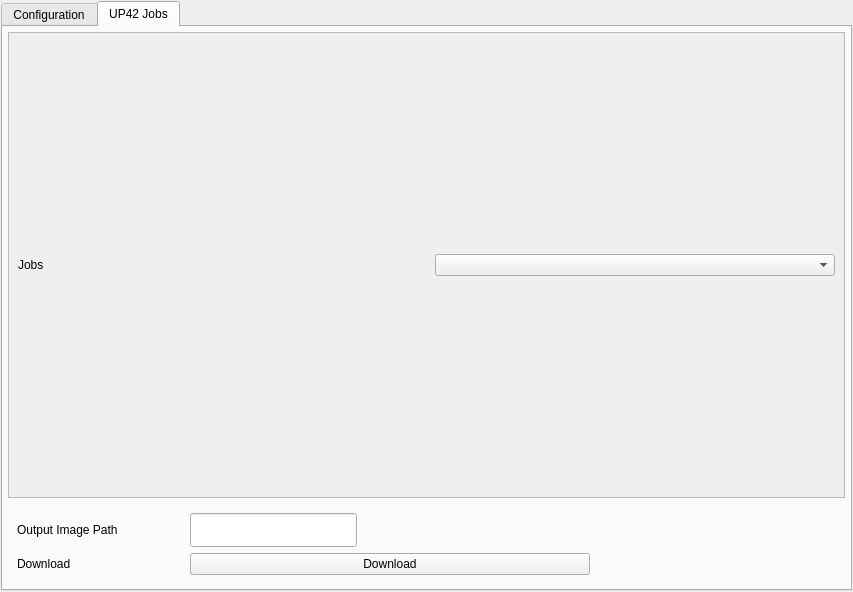
The window that dockwidget.ui (josesahad/up42-qgis-plugin) describes before a commit, drawn with Qt 5.
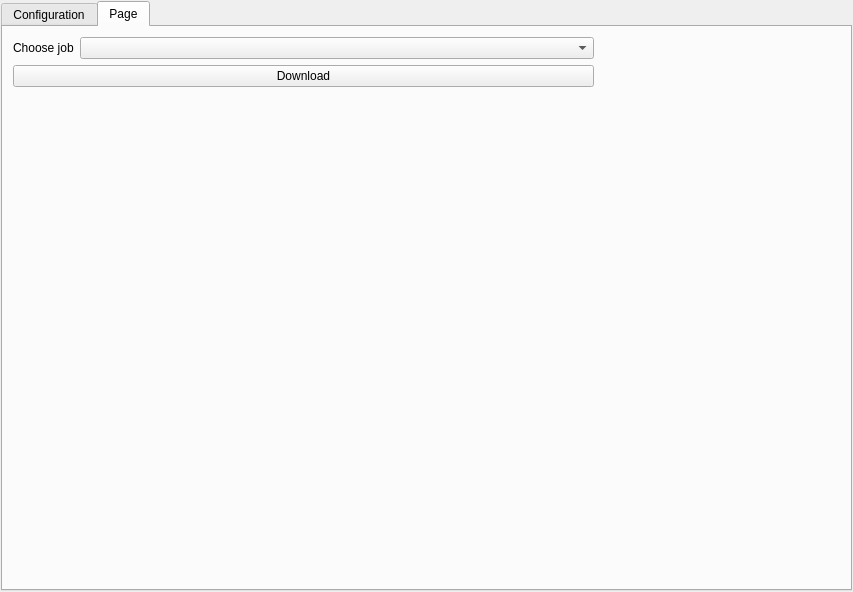
The same window after the commit.

Commit message: update the run job tab

```diff
--- a/dockwidget.ui
+++ b/dockwidget.ui
@@ -31,6 +31,14 @@
                     <layout class="QVBoxLayout" name="mainVertical">
                         <item>
                             <widget class="QTabWidget" name="tabWidget">
+                                        <property name="geometry">
+                                            <rect>
+                                                <x>1</x>
+                                                <y>1</y>
+                                                <width>605</width>
+                                                <height>185</height>
+                                            </rect>
+                                        </property>
                                 <property name="sizePolicy">
                                     <sizepolicy hsizetype="Expanding" vsizetype="Expanding">
                                         <horstretch>0</horstretch>
@@ -78,188 +86,32 @@
                                         </item>
                                     </layout>
                                 </widget>
-
-                                <widget class="QWidget" name="jobsTab">
+                                        <widget class="QWidget" name="tab">
                                     <attribute name="title">
-                                        <string>UP42 Jobs</string>
-                                    </attribute>
-                                    <layout class="QGridLayout" name="gridLayout_2">
-                                        <property name="leftMargin">
-                                            <number>5</number>
-                                        </property>
-                                        <property name="topMargin">
-                                            <number>5</number>
-                                        </property>
-                                        <property name="rightMargin">
-                                            <number>5</number>
-                                        </property>
-                                        <property name="bottomMargin">
-                                            <number>5</number>
-                                        </property>
-                                        <item row="0" column="0" rowspan="2">
-                                            <widget class="QScrollArea" name="createScrollArea">
-                                                <property name="sizePolicy">
-                                                    <sizepolicy hsizetype="Preferred" vsizetype="Preferred">
-                                                        <horstretch>0</horstretch>
-                                                        <verstretch>0</verstretch>
-                                                    </sizepolicy>
-                                                </property>
-                                                <property name="verticalScrollBarPolicy">
-                                                    <enum>Qt::ScrollBarAsNeeded</enum>
-                                                </property>
-                                                <property name="horizontalScrollBarPolicy">
-                                                    <enum>Qt::ScrollBarAsNeeded</enum>
-                                                </property>
-                                                <property name="widgetResizable">
-                                                    <bool>true</bool>
-                                                </property>
-                                                <widget class="QWidget" name="scrollAreaWidgetContents_2">
+                                                <string>Page</string>
+                                            </attribute>
+                                            <widget class="QWidget" name="formLayoutWidget">
                                                     <property name="geometry">
                                                         <rect>
-                                                            <x>0</x>
-                                                            <y>0</y>
-                                                            <width>833</width>
-                                                            <height>440</height>
-                                                        </rect>
-                                                    </property>
-                                                    <layout class="QGridLayout" name="gridLayout_4">
+                                                        <x>10</x>
+                                                        <y>10</y>
+                                                        <width>581</width>
+                                                        <height>141</height>
+                                                    </rect>
+                                                </property>
+                                                <layout class="QFormLayout" name="formLayout_2">
                                                         <item row="0" column="0">
-                                                            <widget class="QLabel" name="jobsLabel">
+                                                        <widget class="QLabel" name="chooseJobLabel">
                                                                 <property name="text">
-                                                                    <string>Jobs</string>
+                                                                <string>Choose job</string>
                                                                 </property>
                                                             </widget>
                                                         </item>
                                                         <item row="0" column="1">
-                                                            <widget class="QComboBox" name="jobsComboBox">
-                                                                <property name="minimumSize">
-                                                                    <size>
-                                                                        <width>400</width>
-                                                                        <height>0</height>
-                                                                    </size>
-                                                                </property>
-                                                                <property name="maximumSize">
-                                                                    <size>
-                                                                        <width>400</width>
-                                                                        <height>16777215</height>
-                                                                    </size>
-                                                                </property>
-                                                            </widget>
-                                                        </item>
-                                                    </layout>
-                                                </widget>
-                                            </widget>
-                                        </item>
-                                        <item row="2" column="0" alignment="Qt::AlignLeft">
-                                            <widget class="QWidget" name="actionTab" native="true">
-                                                <property name="sizePolicy">
-                                                    <sizepolicy hsizetype="Preferred" vsizetype="Preferred">
-                                                        <horstretch>0</horstretch>
-                                                        <verstretch>0</verstretch>
-                                                    </sizepolicy>
-                                                </property>
-                                                <property name="minimumSize">
-                                                    <size>
-                                                        <width>0</width>
-                                                        <height>80</height>
-                                                    </size>
-                                                </property>
-                                                <property name="maximumSize">
-                                                    <size>
-                                                        <width>16777215</width>
-                                                        <height>80</height>
-                                                    </size>
-                                                </property>
-                                                <property name="focusPolicy">
-                                                    <enum>Qt::StrongFocus</enum>
-                                                </property>
-                                                <layout class="QGridLayout" name="gridLayout_7">
-                                                    <item row="0" column="0">
-                                                        <widget class="QLabel" name="outputImagePathLabel">
-                                                            <property name="sizePolicy">
-                                                                <sizepolicy hsizetype="Preferred" vsizetype="Preferred">
-                                                                    <horstretch>0</horstretch>
-                                                                    <verstretch>0</verstretch>
-                                                                </sizepolicy>
-                                                            </property>
-                                                            <property name="minimumSize">
-                                                                <size>
-                                                                    <width>167</width>
-                                                                    <height>0</height>
-                                                                </size>
-                                                            </property>
-                                                            <property name="maximumSize">
-                                                                <size>
-                                                                    <width>167</width>
-                                                                    <height>16777215</height>
-                                                                </size>
-                                                            </property>
-                                                            <property name="text">
-                                                                <string>Output Image Path</string>
-                                                            </property>
-                                                        </widget>
-                                                    </item>
-                                                    <item row="0" column="1">
-                                                        <widget class="QLineEdit" name="outputImagePath">
-                                                            <property name="sizePolicy">
-                                                                <sizepolicy hsizetype="Preferred" vsizetype="Preferred">
-                                                                    <horstretch>0</horstretch>
-                                                                    <verstretch>0</verstretch>
-                                                                </sizepolicy>
-                                                            </property>
-                                                            <property name="minimumSize">
-                                                                <size>
-                                                                    <width>167</width>
-                                                                    <height>0</height>
-                                                                </size>
-                                                            </property>
-                                                            <property name="maximumSize">
-                                                                <size>
-                                                                    <width>167</width>
-                                                                    <height>16777215</height>
-                                                                </size>
-                                                            </property>
-                                                        </widget>
-                                                    </item>
-                                                    <item row="1" column="0">
-                                                        <widget class="QLabel" name="downloadJobLabel">
-                                                            <property name="sizePolicy">
-                                                                <sizepolicy hsizetype="Preferred" vsizetype="Preferred">
-                                                                    <horstretch>0</horstretch>
-                                                                    <verstretch>0</verstretch>
-                                                                </sizepolicy>
-                                                            </property>
-                                                            <property name="minimumSize">
-                                                                <size>
-                                                                    <width>167</width>
-                                                                    <height>0</height>
-                                                                </size>
-                                                            </property>
-                                                            <property name="maximumSize">
-                                                                <size>
-                                                                    <width>167</width>
-                                                                    <height>16777215</height>
-                                                                </size>
-                                                            </property>
-                                                            <property name="text">
-                                                                <string>Download</string>
-                                                            </property>
-                                                        </widget>
-                                                    </item>
-                                                    <item row="1" column="1">
+                                                        <widget class="QComboBox" name="jobsComboBox"/>
+                                                    </item>
+                                                    <item row="1" column="0" colspan="2">
                                                         <widget class="QPushButton" name="downloadJobPushButton">
-                                                            <property name="minimumSize">
-                                                                <size>
-                                                                    <width>400</width>
-                                                                    <height>0</height>
-                                                                </size>
-                                                            </property>
-                                                            <property name="maximumSize">
-                                                                <size>
-                                                                    <width>400</width>
-                                                                    <height>16777215</height>
-                                                                </size>
-                                                            </property>
                                                             <property name="text">
                                                                 <string>Download</string>
                                                             </property>
@@ -268,10 +120,9 @@
                                                 </layout>
                                                 <zorder>downloadJobLabel</zorder>
                                             </widget>
-                                        </item>
-                                    </layout>
-                                </widget>
-                            </widget>
+                                        </widget>
+                                    </widget>
+
                         </item>
                     </layout>
                 </item>
```
Left out of the diff: 3 changed lines with no effect on the pictures. Lines whose indentation alone changed are shown as unchanged.
